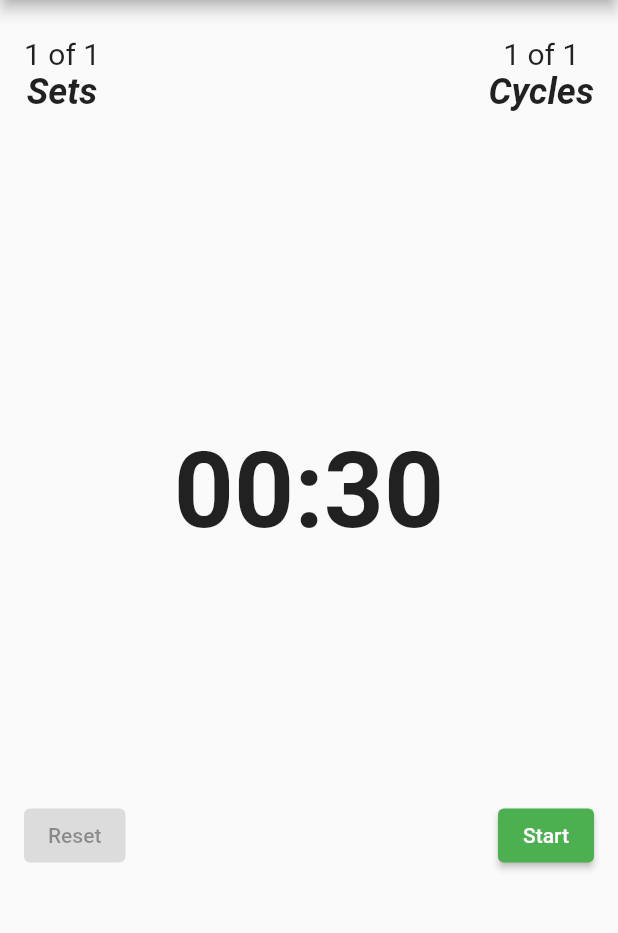
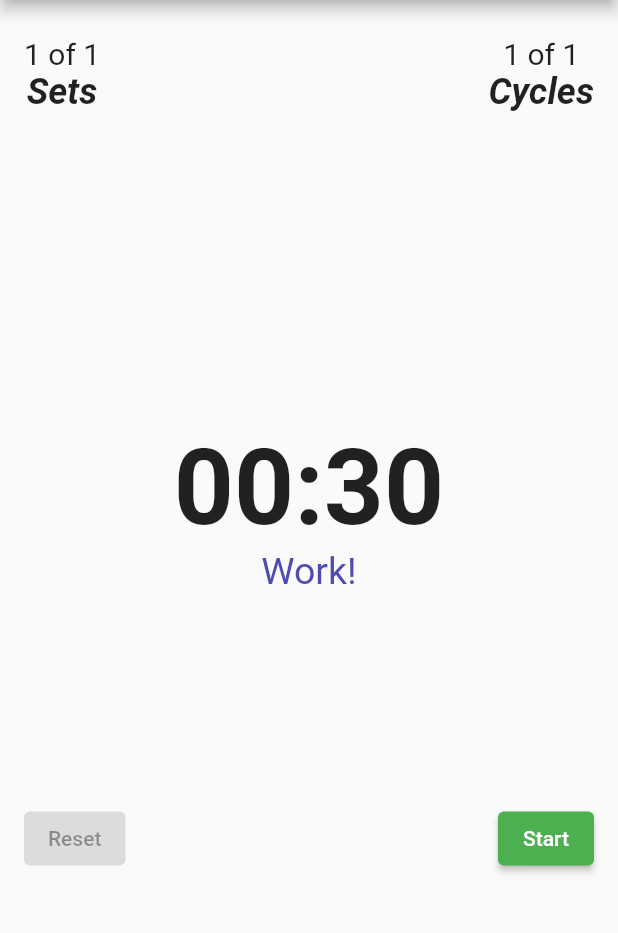
Before and after one commit to waltersblake/workout_timer, a Flutter app: the screen it shows after launch, on a phone screen of 412 x 824 dp, the part 84-1017 px from its top. Run offline on Flutter 3.47's test engine with Material 2 defaults, Android fonts, the phone set to English and light mode, and no system bars.

Commit message:
Add status text widget to UI to distinguish between work and rest

```diff
--- a/lib/timer.dart
+++ b/lib/timer.dart
@@ -4,14 +4,20 @@ import 'package:workout_timer/workout_timer.dart';
 typedef TimerCallback = void Function();
 
 class TimerDisplay extends StatelessWidget {
-  const TimerDisplay({Key? key, required this.data, required this.timerLabel,
-    required this.buttonLabel}) : super(key: key);
+  const TimerDisplay(
+      {Key? key, required this.data, required this.timerLabel, required this.buttonLabel, required this.isSet})
+      : super(key: key);
 
   final TimerCallbacks data;
   final Duration timerLabel;
   final String buttonLabel;
+  final bool isSet;
+  final _workColor = 0xFF504CAF;
+  final _restColor = 0xFFAF504C;
+  final _workLabel = 'Work!';
+  final _restLabel = 'Rest!';
 
-  String _formatDuration(Duration d){
+  String _formatDuration(Duration d) {
     String twoDigits(int n) => n.toString().padLeft(2, '0');
     //String hours = twoDigits(d.inHours);
     String minutes = twoDigits(d.inMinutes.remainder(60));
@@ -21,15 +27,22 @@ class TimerDisplay extends StatelessWidget {
 
   @override
   Widget build(BuildContext context) {
-    return Padding(padding: const EdgeInsets.symmetric(horizontal: 16,
-    vertical: 80),
+    return Padding(
+        padding: const EdgeInsets.symmetric(horizontal: 16, vertical: 80),
         child: Column(
           children: [
-            Text(_formatDuration(timerLabel), style: const TextStyle(
-              fontSize: 70, fontWeight: FontWeight.bold
-            ),),
-            const SizedBox(width: 0,
-              height: 165,),
+            Text(
+              _formatDuration(timerLabel),
+              style: const TextStyle(fontSize: 70, fontWeight: FontWeight.bold),
+            ),
+            if(isSet)
+              Text(_workLabel, style: TextStyle( fontSize: 25, color: Color(_workColor)))
+            else
+              Text(_restLabel, style: TextStyle(fontSize: 25, color: Color(_restColor))),
+            const SizedBox(
+              width: 0,
+              height: 140,
+            ),
             TimerButtons(onToggle: data.toggleTicker, onReset: data.reset, label: buttonLabel),
           ],
         ));
@@ -37,10 +50,14 @@ class TimerDisplay extends StatelessWidget {
 }
 
 class TimerButtons extends StatelessWidget {
-  const TimerButtons({Key? key, required this.onToggle,
-    required this.onReset, required this.label,}) : super
-      (key: key);
+  const TimerButtons({
+    Key? key,
+    required this.onToggle,
+    required this.onReset,
+    required this.label,
+  }) : super(key: key);
   final TimerCallback onToggle;
+  // Reset callback needs to be nullable to disable button
   final TimerCallback? onReset;
   final String label;
 
@@ -49,8 +66,11 @@ class TimerButtons extends StatelessWidget {
     return Row(
       mainAxisAlignment: MainAxisAlignment.spaceBetween,
       children: [
-        ElevatedButton(onPressed: onReset, child: const Text('Reset'),),
-        ElevatedButton(onPressed: onToggle, child:  Text(label))
+        ElevatedButton(
+          onPressed: onReset,
+          child: const Text('Reset'),
+        ),
+        ElevatedButton(onPressed: onToggle, child: Text(label))
       ],
     );
   }
@@ -60,5 +80,4 @@ class TimerCallbacks {
   TimerCallbacks({required this.toggleTicker, required this.reset});
   TickerCallback toggleTicker;
   ResetCallback? reset;
-
 }
--- a/lib/workout_timer.dart
+++ b/lib/workout_timer.dart
@@ -25,8 +25,8 @@ class _WorkoutTimerState extends State<WorkoutTimer> with SingleTickerProviderSt
   late Duration _setTime;
   late Duration _restTime;
   late Duration _countDown;
-  final Duration _second = const Duration(seconds: 1);
-  String _toggleButtonLabel = 'Start';
+  final _second = const Duration(seconds: 1);
+  var _toggleButtonLabel = 'Start';
   var _count = 0;
   var _isSet = true;
 
@@ -37,7 +37,6 @@ class _WorkoutTimerState extends State<WorkoutTimer> with SingleTickerProviderSt
     _restTime = _workoutData.rest;
     _countDown = _setTime;
     _timerCallbacks = TimerCallbacks(toggleTicker: _toggleTicker, reset: null);
-
     _ticker = createTicker(_tick);
   }
 
@@ -180,6 +179,7 @@ class _WorkoutTimerState extends State<WorkoutTimer> with SingleTickerProviderSt
               data: _timerCallbacks,
               timerLabel: _countDown,
               buttonLabel: _toggleButtonLabel,
+              isSet: _isSet,
             ),
             const Spacer(),
           ],
```
